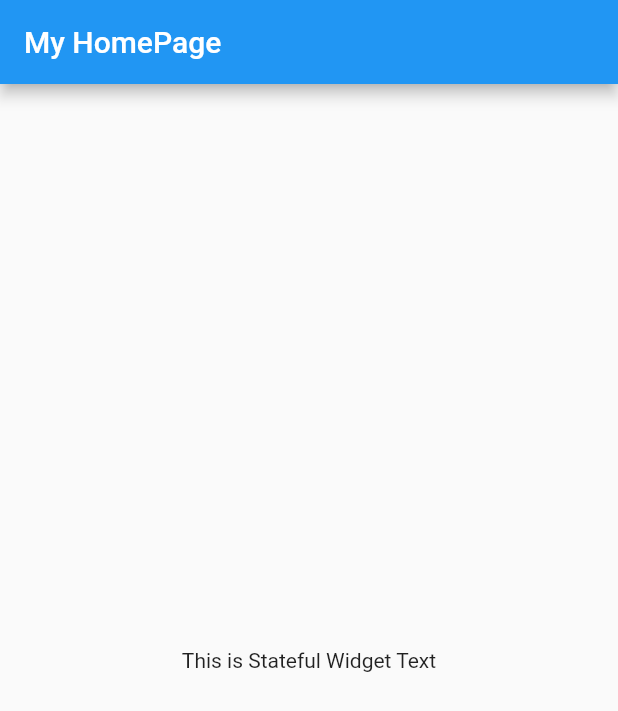
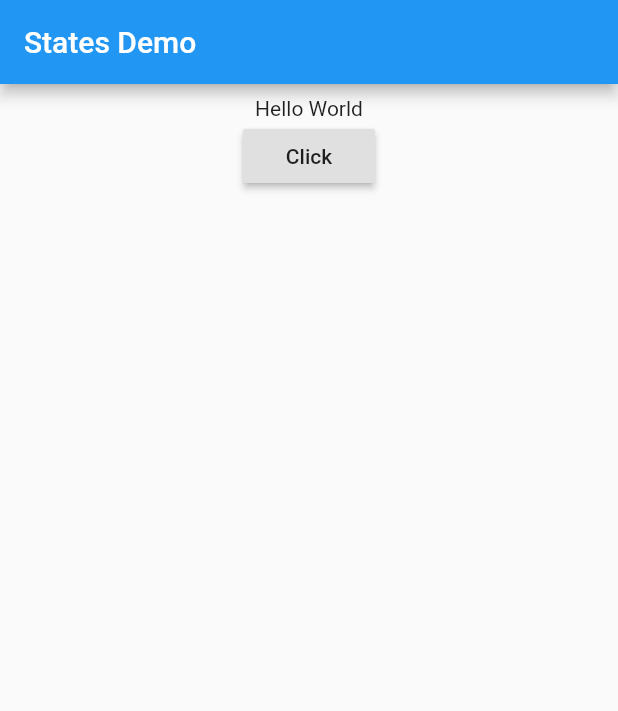
Before and after one commit to tushar821999/Learn-Flutter, a Flutter app: the screen it shows after launch, on a phone screen of 412 x 824 dp. Shown: the top 711 px of the screen. Run offline on Flutter 3.47's test engine with Material 2 defaults, Android fonts, the light colour scheme and no system bars.

Commit message:
Add stateful states

```diff
--- a/lib/main.dart
+++ b/lib/main.dart
@@ -1,4 +1,4 @@
 import 'package:flutter/material.dart';
-import 'package:learn_flutter/stateful_widget.dart';
+import 'package:learn_flutter/states_demo.dart';
 
 void main() => runApp(new MyApp());
--- /dev/null
+++ b/lib/states_demo.dart
@@ -0,0 +1,60 @@
+import 'package:flutter/material.dart';
+
+class MyApp extends StatelessWidget {
+  @override
+  Widget build(BuildContext context) {
+    return new MaterialApp(
+      title: "State Demo",
+      home: new HomePage(),
+    );
+  }
+}
+
+class HomePage extends StatefulWidget {
+  @override
+  _HomePageState createState() => _HomePageState();
+}
+
+
+class _HomePageState extends State<HomePage> {
+
+  String myText = "Hello World";
+
+  void _changeText(){
+    setState(() {
+      if(myText.startsWith("H")){
+        myText = "Button is Clicked";
+      }
+      else{
+        myText = "Hello World";
+      }
+    });
+  }
+
+  Widget _bodyWidget(){
+    return new Container(
+      padding: const EdgeInsets.all(8.0),
+      child: new Center(
+       child: new Column(
+          children: <Widget>[
+            new Text(myText),
+            new RaisedButton(
+              child: new Text("Click"),
+              onPressed: _changeText,
+            )
+          ],
+        ),
+      ),
+    );
+  }
+
+  @override
+  Widget build(BuildContext context) {
+    return Scaffold(
+      appBar: new AppBar(
+        title: new Text("States Demo"),
+      ),
+      body: _bodyWidget(),
+    );
+  }
+}
```
